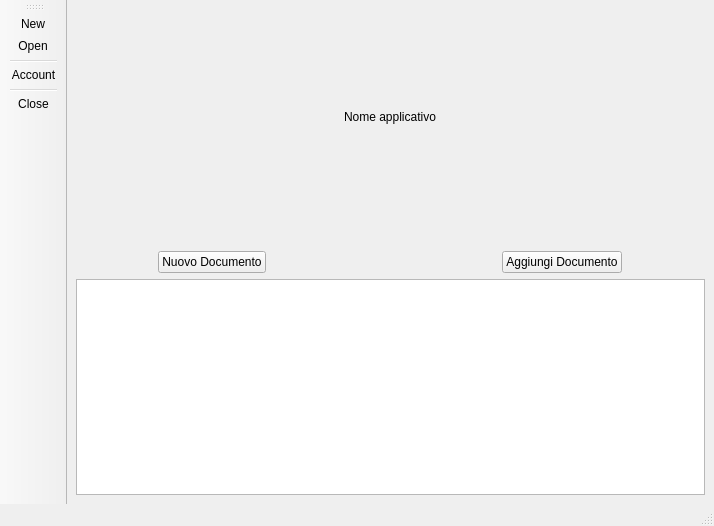
Before: the Qt Designer form Malnati_Client/mainwindow.ui in PDSEditor/NjoiN, drawn with Qt 5.
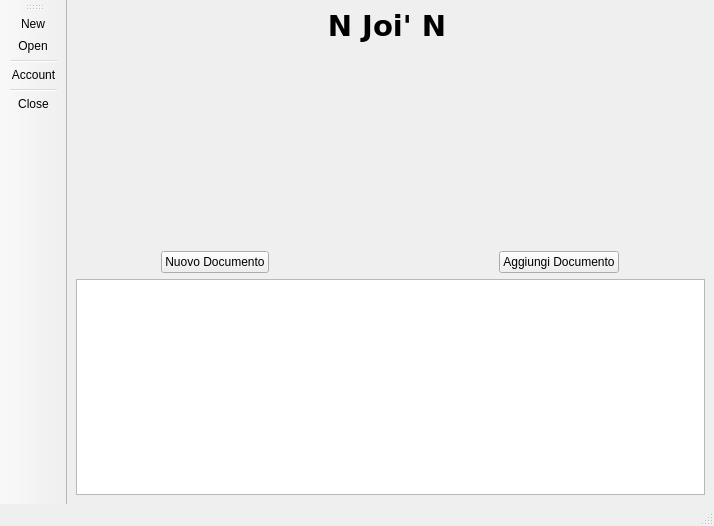
After: the same form once the commit is applied. Icons and pictures are not drawn.

```diff
--- a/Malnati_Client/mainwindow.ui
+++ b/Malnati_Client/mainwindow.ui
@@ -26,8 +26,86 @@
   </property>
   <widget class="QWidget" name="centralwidget">
    <layout class="QGridLayout" name="gridLayout">
-    <item row="3" column="6">
-     <spacer name="horizontalSpacer_2">
+    <item row="0" column="0" colspan="2">
+     <spacer name="horizontalSpacer_4">
+      <property name="orientation">
+       <enum>Qt::Horizontal</enum>
+      </property>
+      <property name="sizeHint" stdset="0">
+       <size>
+        <width>40</width>
+        <height>20</height>
+       </size>
+      </property>
+     </spacer>
+    </item>
+    <item row="0" column="2" colspan="3">
+     <widget class="QLabel" name="label">
+      <property name="sizePolicy">
+       <sizepolicy hsizetype="Expanding" vsizetype="Expanding">
+        <horstretch>0</horstretch>
+        <verstretch>0</verstretch>
+       </sizepolicy>
+      </property>
+      <property name="font">
+       <font>
+        <family>DejaVu Sans</family>
+        <pointsize>22</pointsize>
+        <weight>75</weight>
+        <bold>true</bold>
+       </font>
+      </property>
+      <property name="layoutDirection">
+       <enum>Qt::LeftToRight</enum>
+      </property>
+      <property name="text">
+       <string>N Joi' N</string>
+      </property>
+      <property name="textFormat">
+       <enum>Qt::PlainText</enum>
+      </property>
+      <property name="alignment">
+       <set>Qt::AlignHCenter|Qt::AlignTop</set>
+      </property>
+      <property name="margin">
+       <number>12</number>
+      </property>
+      <property name="indent">
+       <number>0</number>
+      </property>
+     </widget>
+    </item>
+    <item row="0" column="5" colspan="2">
+     <spacer name="horizontalSpacer_5">
+      <property name="orientation">
+       <enum>Qt::Horizontal</enum>
+      </property>
+      <property name="sizeHint" stdset="0">
+       <size>
+        <width>40</width>
+        <height>20</height>
+       </size>
+      </property>
+     </spacer>
+    </item>
+    <item row="1" column="3">
+     <spacer name="verticalSpacer_2">
+      <property name="orientation">
+       <enum>Qt::Vertical</enum>
+      </property>
+      <property name="sizeType">
+       <enum>QSizePolicy::Fixed</enum>
+      </property>
+      <property name="sizeHint" stdset="0">
+       <size>
+        <width>218</width>
+        <height>20</height>
+       </size>
+      </property>
+     </spacer>
+    </item>
+    <item row="2" column="0">
+     <spacer name="horizontalSpacer">
       <property name="orientation">
        <enum>Qt::Horizontal</enum>
       </property>
@@ -39,7 +117,7 @@
       </property>
      </spacer>
     </item>
-    <item row="3" column="1" colspan="2">
+    <item row="2" column="1" colspan="2">
      <widget class="QPushButton" name="pushButton">
       <property name="sizePolicy">
        <sizepolicy hsizetype="Minimum" vsizetype="Fixed">
@@ -52,23 +130,20 @@
       </property>
      </widget>
     </item>
-    <item row="4" column="0" colspan="7">
-     <widget class="QListWidget" name="listWidget"/>
-    </item>
-    <item row="3" column="0">
-     <spacer name="horizontalSpacer">
+    <item row="2" column="3">
+     <spacer name="horizontalSpacer_3">
       <property name="orientation">
        <enum>Qt::Horizontal</enum>
       </property>
       <property name="sizeHint" stdset="0">
        <size>
-        <width>100</width>
+        <width>55</width>
         <height>20</height>
        </size>
       </property>
      </spacer>
     </item>
-    <item row="3" column="5">
+    <item row="2" column="4" colspan="2">
      <widget class="QPushButton" name="pushButton_2">
       <property name="enabled">
        <bool>true</bool>
@@ -78,75 +153,21 @@
       </property>
      </widget>
     </item>
-    <item row="0" column="0" colspan="7">
-     <layout class="QGridLayout" name="gridLayout_3">
-      <property name="sizeConstraint">
-       <enum>QLayout::SetDefaultConstraint</enum>
-      </property>
-      <property name="leftMargin">
-       <number>20</number>
-      </property>
-      <property name="topMargin">
-       <number>20</number>
-      </property>
-      <property name="rightMargin">
-       <number>20</number>
-      </property>
-      <property name="bottomMargin">
-       <number>20</number>
-      </property>
-      <item row="0" column="0">
-       <widget class="QLabel" name="label">
-        <property name="sizePolicy">
-         <sizepolicy hsizetype="Maximum" vsizetype="Expanding">
-          <horstretch>0</horstretch>
-          <verstretch>0</verstretch>
-         </sizepolicy>
-        </property>
-        <property name="text">
-         <string>Nome applicativo</string>
-        </property>
-        <property name="textFormat">
-         <enum>Qt::PlainText</enum>
-        </property>
-        <property name="margin">
-         <number>12</number>
-        </property>
-        <property name="indent">
-         <number>0</number>
-        </property>
-       </widget>
-      </item>
-     </layout>
-    </item>
-    <item row="3" column="3">
-     <spacer name="horizontalSpacer_3">
+    <item row="2" column="6">
+     <spacer name="horizontalSpacer_2">
       <property name="orientation">
        <enum>Qt::Horizontal</enum>
       </property>
       <property name="sizeHint" stdset="0">
        <size>
-        <width>55</width>
+        <width>100</width>
         <height>20</height>
        </size>
       </property>
      </spacer>
     </item>
-    <item row="2" column="3">
-     <spacer name="verticalSpacer_2">
-      <property name="orientation">
-       <enum>Qt::Vertical</enum>
-      </property>
-      <property name="sizeType">
-       <enum>QSizePolicy::Fixed</enum>
-      </property>
-      <property name="sizeHint" stdset="0">
-       <size>
-        <width>218</width>
-        <height>20</height>
-       </size>
-      </property>
-     </spacer>
+    <item row="3" column="0" colspan="7">
+     <widget class="QListWidget" name="listWidget"/>
     </item>
    </layout>
   </widget>
```
